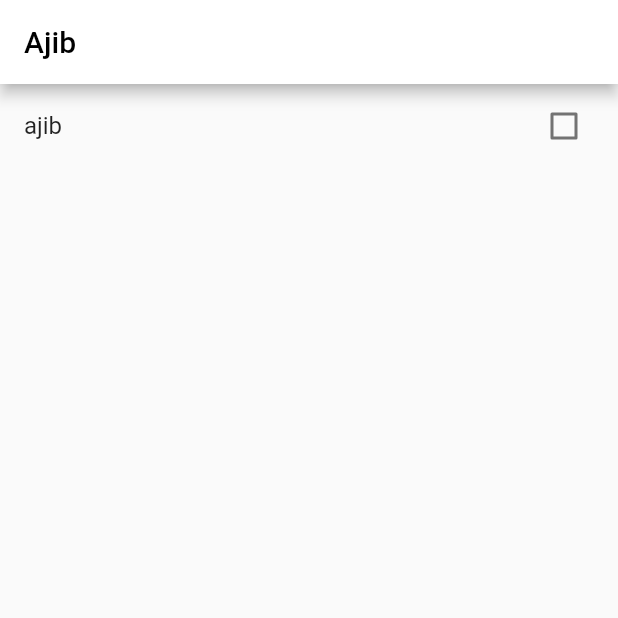
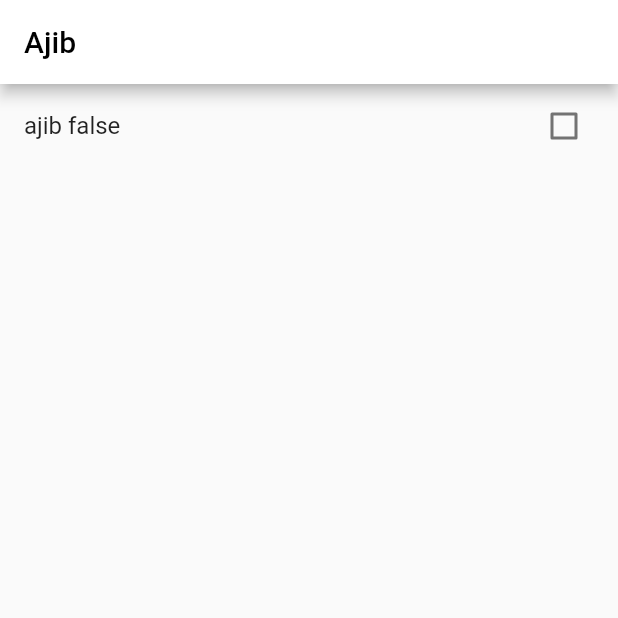
Before and after one commit to HarisWeitani/SimpleTodoApp, a Flutter app: the screen it shows after launch, on a phone screen of 412 x 824 dp, the top half of it. Run offline on Flutter 3.47's test engine with Material 2 defaults, Android fonts, the phone set to English and light mode, and no system bars; our stand-ins replace flutter_bloc.

Commit message:
use basic BLoC

```diff
--- a/lib/bloc/CheckBoxCubit.dart
+++ /dev/null
@@ -1,7 +0,0 @@
-import 'package:flutter_bloc/flutter_bloc.dart';
-
-class CheckboxCubit extends Cubit<bool> {
-  CheckboxCubit(super.initialState);
-
-  void toggleCheckbox() => emit(!state);
-}
--- /dev/null
+++ b/lib/features/home/bloc/check_box_bloc.dart
@@ -0,0 +1,20 @@
+import 'package:flutter_bloc/flutter_bloc.dart';
+import 'package:simple_todo_app/features/home/bloc/check_box_event.dart';
+import 'package:simple_todo_app/features/home/bloc/check_box_state.dart';
+
+class CheckBoxBloc extends Bloc<CheckBoxEvent, CheckBoxState> {
+
+
+
+  CheckBoxBloc(): super(const CheckBoxChecked(false)) {
+    on<ToggleCheckBox>((event, emit) {
+      emit(CheckBoxChecked(!state.isChecked));
+    },
+
+    );
+  }
+
+  void onItemClicked(ToggleCheckBox event, Emitter<CheckBoxState> emit) async {
+    emit(CheckBoxChecked(!state.isChecked));
+  }
+}
--- /dev/null
+++ b/lib/features/home/bloc/check_box_event.dart
@@ -0,0 +1,7 @@
+
+abstract class CheckBoxEvent{
+  const CheckBoxEvent();
+
+}
+
+class ToggleCheckBox extends CheckBoxEvent {}
--- /dev/null
+++ b/lib/features/home/bloc/check_box_state.dart
@@ -0,0 +1,9 @@
+abstract class CheckBoxState {
+  final bool isChecked;
+
+  const CheckBoxState(this.isChecked);
+}
+
+class CheckBoxChecked extends CheckBoxState{
+  const CheckBoxChecked(super.isChecked);
+}
--- /dev/null
+++ b/lib/features/home/pages/home_page.dart
@@ -0,0 +1,41 @@
+import 'package:flutter/material.dart';
+import 'package:flutter_bloc/flutter_bloc.dart';
+import 'package:simple_todo_app/features/home/bloc/check_box_bloc.dart';
+import 'package:simple_todo_app/features/home/bloc/check_box_state.dart';
+
+import '../bloc/check_box_event.dart';
+
+class HomePage extends StatelessWidget {
+  const HomePage({super.key});
+
+  @override
+  Widget build(BuildContext context) {
+    return Scaffold(
+      appBar: AppBar(
+        title: const Text(
+          "Ajib",
+          style: TextStyle(color: Colors.black),
+        ),
+        backgroundColor: Colors.white,
+      ),
+      body: BlocProvider(
+        create: (context) => CheckBoxBloc(),
+        child: _buildBody(),
+      ),
+    );
+  }
+
+  _buildBody() {
+    return BlocBuilder<CheckBoxBloc, CheckBoxState>(
+      builder: (context, state) {
+        return CheckboxListTile(
+            title: Text("ajib ${state.isChecked}"),
+            value: state.isChecked,
+            onChanged: (value) {
+              context.read<CheckBoxBloc>().add(ToggleCheckBox());
+            }
+        );
+      },
+    );
+  }
+}
--- a/lib/home_page.dart
+++ /dev/null
@@ -1,32 +0,0 @@
-import 'package:flutter/material.dart';
-
-class HomePage extends StatelessWidget {
-  const HomePage({super.key});
-
-  @override
-  Widget build(BuildContext context) {
-    return Scaffold(
-      appBar: AppBar(
-        title: const Text(
-          "Ajib",
-          style: TextStyle(color: Colors.black),
-        ),
-        backgroundColor: Colors.white,
-      ),
-      body: _buildBody(),
-    );
-  }
-
-  _buildBody() {
-    return ListView(children: [
-      CheckboxListTile(
-          title: Text("ajib"),
-          value: false,
-          onChanged: (value) {
-            print("Ajib");
-          },
-      )
-    ],);
-  }
-
-}
--- a/lib/main.dart
+++ b/lib/main.dart
@@ -1,5 +1,5 @@
 import 'package:flutter/material.dart';
-import 'package:simple_todo_app/home_page.dart';
+import 'package:simple_todo_app/features/home/pages/home_page.dart';
 
 void main() {
   runApp(const MyApp());
```
